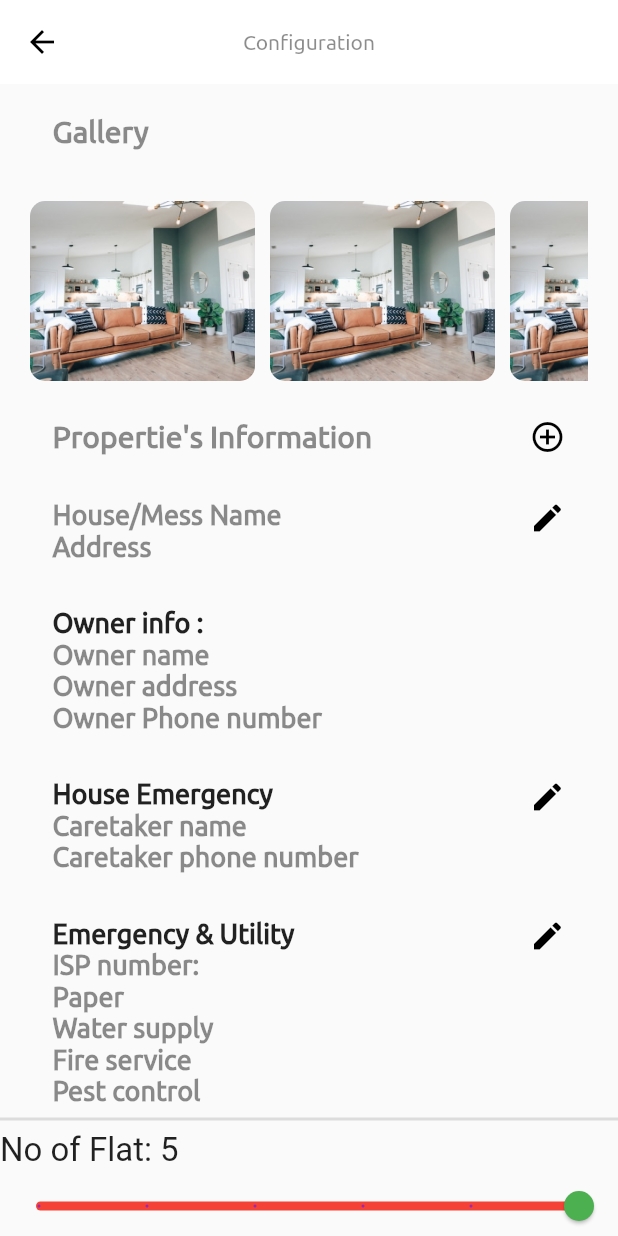
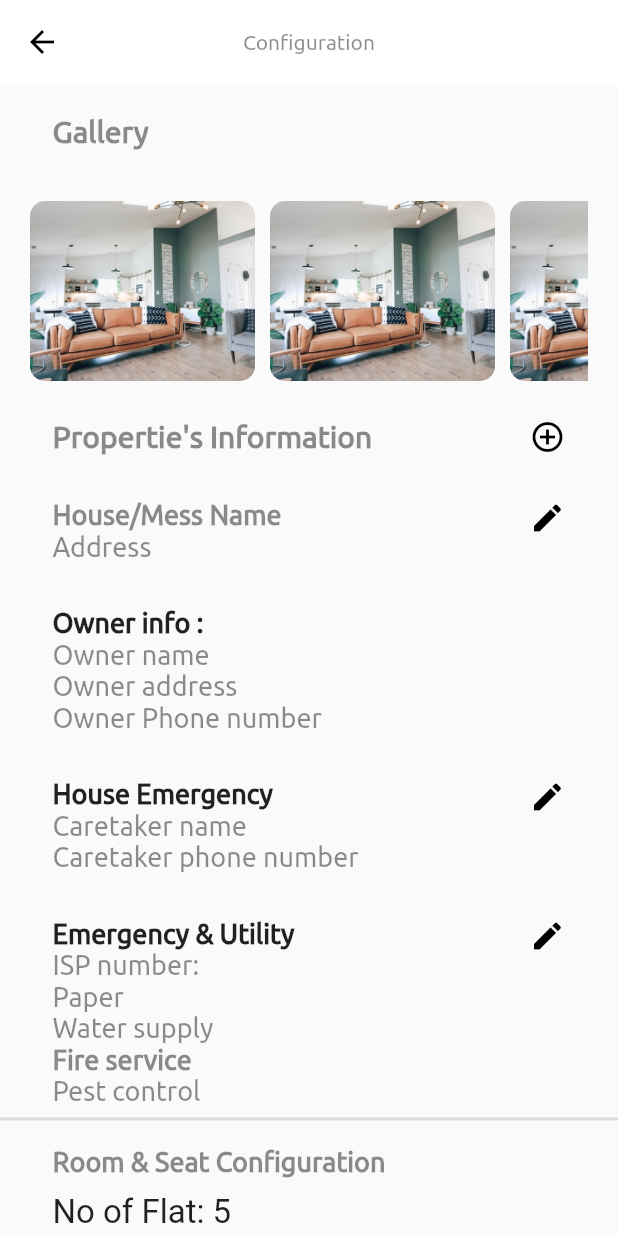
Before and after one commit to mahmudulri/messxp, a Flutter app: the screen it shows after launch, on a phone screen of 412 x 824 dp. Run offline on Flutter 3.47's test engine with Material 2 defaults, Android fonts, the light colour scheme and no system bars; our stand-ins replace animated_splash_screen, animated_text_kit, fluttertoast, get, get_storage.

Commit message:
config updated

```diff
--- a/lib/ui/screens/mess_config_screen.dart
+++ b/lib/ui/screens/mess_config_screen.dart
@@ -154,7 +154,6 @@
                         style: TextStyle(
                           fontSize: 18,
                           fontFamily: "Ubuntu",
-                          fontWeight: FontWeight.bold,
                           color: Colors.black45,
                         ),
                       ),
@@ -195,7 +194,6 @@
                         style: TextStyle(
                           fontSize: 18,
                           fontFamily: "Ubuntu",
-                          fontWeight: FontWeight.bold,
                           color: Colors.black45,
                         ),
                       ),
@@ -204,7 +202,6 @@
                         style: TextStyle(
                           fontSize: 18,
                           fontFamily: "Ubuntu",
-                          fontWeight: FontWeight.bold,
                           color: Colors.black45,
                         ),
                       ),
@@ -213,7 +210,6 @@
                         style: TextStyle(
                           fontSize: 18,
                           fontFamily: "Ubuntu",
-                          fontWeight: FontWeight.bold,
                           color: Colors.black45,
                         ),
                       )
@@ -252,7 +248,6 @@
                         style: TextStyle(
                           fontSize: 18,
                           fontFamily: "Ubuntu",
-                          fontWeight: FontWeight.bold,
                           color: Colors.black45,
                         ),
                       ),
@@ -261,7 +256,6 @@
                         style: TextStyle(
                           fontSize: 18,
                           fontFamily: "Ubuntu",
-                          fontWeight: FontWeight.bold,
                           color: Colors.black45,
                         ),
                       ),
@@ -304,7 +298,6 @@
                         style: TextStyle(
                           fontSize: 18,
                           fontFamily: "Ubuntu",
-                          fontWeight: FontWeight.bold,
                           color: Colors.black45,
                         ),
                       ),
@@ -313,7 +306,6 @@
                         style: TextStyle(
                           fontSize: 18,
                           fontFamily: "Ubuntu",
-                          fontWeight: FontWeight.bold,
                           color: Colors.black45,
                         ),
                       ),
@@ -322,7 +314,6 @@
                         style: TextStyle(
                           fontSize: 18,
                           fontFamily: "Ubuntu",
-                          fontWeight: FontWeight.bold,
                           color: Colors.black45,
                         ),
                       ),
@@ -340,7 +331,6 @@
                         style: TextStyle(
                           fontSize: 18,
                           fontFamily: "Ubuntu",
-                          fontWeight: FontWeight.bold,
                           color: Colors.black45,
                         ),
                       ),
@@ -356,11 +346,36 @@
             Divider(
               thickness: 2,
             ),
+            SizedBox(
+              height: 10,
+            ),
+            Padding(
+              padding: const EdgeInsets.only(
+                left: 35,
+              ),
+              child: Text(
+                "Room & Seat Configuration",
+                style: TextStyle(
+                  fontSize: 18,
+                  fontFamily: "Ubuntu",
+                  fontWeight: FontWeight.bold,
+                  color: Colors.black45,
+                ),
+              ),
+            ),
+            SizedBox(
+              height: 10,
+            ),
 
-            Text(
+            Padding(
+              padding: const EdgeInsets.only(
+                left: 35,
+              ),
+              child: Text(
                 "No of Flat: " + flat.toString(),
                 style: const TextStyle(
                   fontSize: 22.0,
+                ),
               ),
             ),
 
@@ -382,10 +397,15 @@
             SizedBox(
               height: 10,
             ),
-            Text(
+            Padding(
+              padding: const EdgeInsets.only(
+                left: 35,
+              ),
+              child: Text(
                 "No of Flat: " + room.toString(),
                 style: const TextStyle(
                   fontSize: 22.0,
+                ),
               ),
             ),
 
```
Lines whose indentation alone changed are shown as unchanged.
